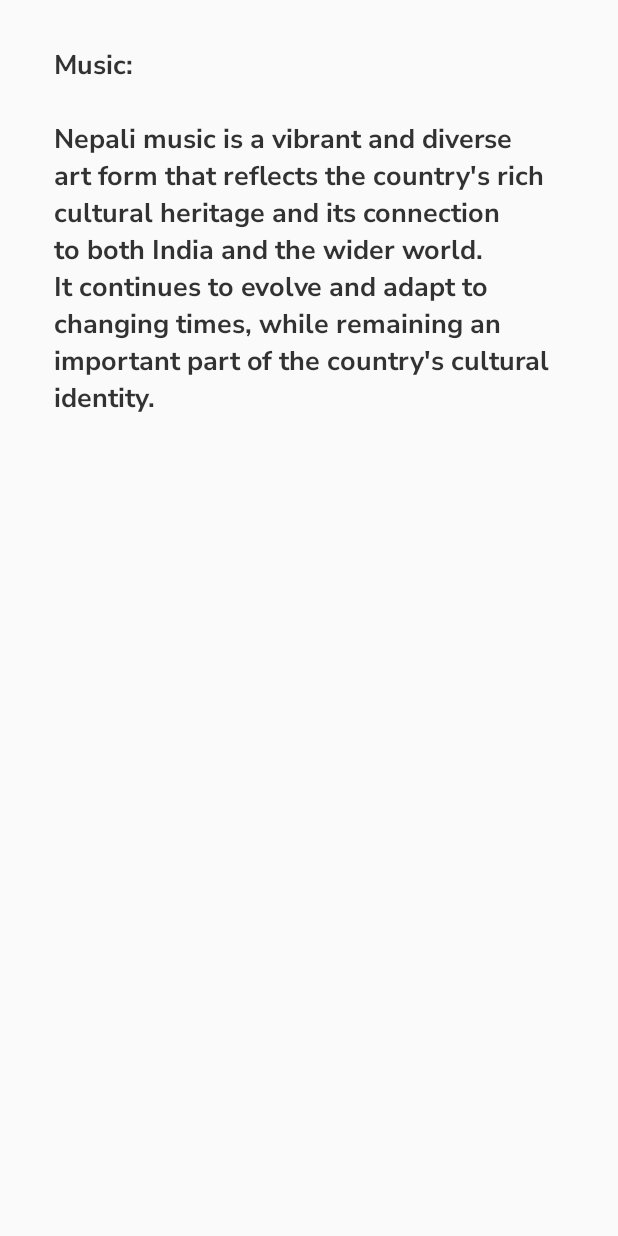
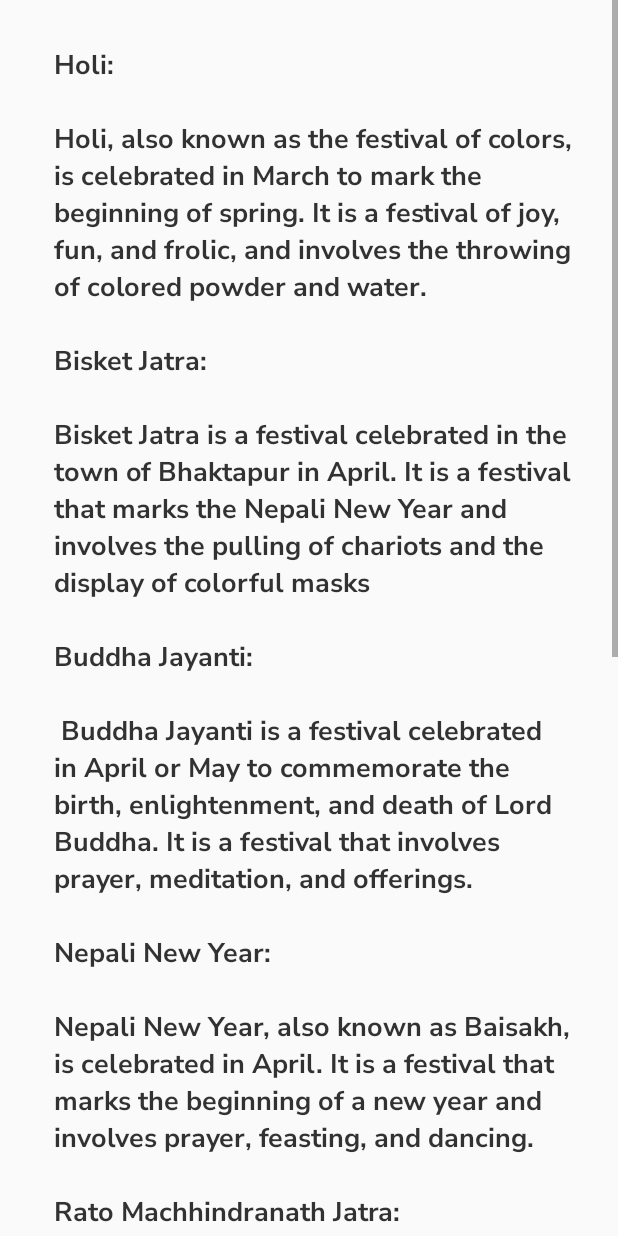
Before and after one commit to eeran123/ExploreNepal, an Android app: the ShowFestivals screen opened directly, with no data from a screen before it, on a phone screen of 412 x 824 dp. Run offline under Robolectric (Android 15) with nearby library versions, the phone set to English and light mode, and no system bars; 2 statements that could not run were skipped.

Commit message:
updated and little change is done

```diff
--- a/app/src/main/java/com/example/app/explorenepal/Dining/DiningList.java
+++ b/app/src/main/java/com/example/app/explorenepal/Dining/DiningList.java
@@ -21,6 +21,7 @@ import com.example.app.explorenepal.R;
 
 import java.util.ArrayList;
 import java.util.HashMap;
+import java.util.Objects;
 
 
 public class DiningList extends AppCompatActivity implements Dining_ADAPTER.onBtnFavListener {
@@ -82,7 +83,7 @@ public  void addToFavorite(int pos){
     hashMap.put("time",""+timestamp);
 
     DatabaseReference ref= FirebaseDatabase.getInstance().getReference("Users");
-    ref.child(firebaseAuth.getUid()).child("Favorites").child(String.valueOf(pos)).setValue(hashMap).addOnSuccessListener(new OnSuccessListener<Void>() {
+    ref.child(Objects.requireNonNull(firebaseAuth.getUid())).child("Favorites").child(String.valueOf(pos)).setValue(hashMap).addOnSuccessListener(new OnSuccessListener<Void>() {
         @Override
         public void onSuccess(Void unused) {
             Toast.makeText(DiningList.this,"Added to your favorites list...",Toast.LENGTH_LONG).show();
@@ -101,7 +102,7 @@ public  void removeFromFavorite(int pos){
     FirebaseAuth firebaseAuth=FirebaseAuth.getInstance();
     DatabaseReference ref= FirebaseDatabase.getInstance().getReference("Users");
 
-    ref.child(firebaseAuth.getUid()).child("Favorites").child(String.valueOf(pos)).removeValue().addOnSuccessListener(new OnSuccessListener<Void>() {
+    ref.child(Objects.requireNonNull(firebaseAuth.getUid())).child("Favorites").child(String.valueOf(pos)).removeValue().addOnSuccessListener(new OnSuccessListener<Void>() {
         @Override
         public void onSuccess(Void unused) {
             Toast.makeText(DiningList.this,"Removed from your favorites list...",Toast.LENGTH_LONG).show();
--- a/app/src/main/java/com/example/app/explorenepal/FestivalsActivity.java
+++ b/app/src/main/java/com/example/app/explorenepal/FestivalsActivity.java
@@ -13,7 +13,7 @@ import android.widget.ListView;
 public class FestivalsActivity extends AppCompatActivity {
 
     ListView List;
-    String festivalsList[] = {"Summer festivals", "Winter and Fall festivals", "Spring festivals"};
+    String[] festivalsList = {"Summer festivals", "Winter and Fall festivals", "Spring festivals"};
 
     @Override
     protected void onCreate(Bundle savedInstanceState) {
@@ -22,7 +22,7 @@ public class FestivalsActivity extends AppCompatActivity {
         ImageView img = (ImageView) findViewById(R.id.imageView);
 
         List = (ListView)findViewById(R.id.ListView);
-        ArrayAdapter<String> arrayAdapter = new ArrayAdapter<String>(this, R.layout.festivals_list_item ,R.id.textView, festivalsList);
+        ArrayAdapter<String> arrayAdapter = new ArrayAdapter<>(this, R.layout.festivals_list_item, R.id.textView, festivalsList);
         List.setAdapter(arrayAdapter);
 
         List.setOnItemClickListener(new AdapterView.OnItemClickListener() {
--- a/app/src/main/java/com/example/app/explorenepal/RegisterActivity.java
+++ b/app/src/main/java/com/example/app/explorenepal/RegisterActivity.java
@@ -1,8 +1,10 @@
 package com.example.app.explorenepal;
 
 import android.app.ProgressDialog;
+import android.content.Intent;
 import android.os.Bundle;
 import android.util.Patterns;
+import android.view.View;
 import android.view.WindowManager;
 import android.widget.Button;
 import android.widget.EditText;
@@ -86,6 +88,8 @@ public class RegisterActivity extends AppCompatActivity {
                             LoadingBar.dismiss();
                         }
                     });
+
+
+            }
         }
     }
-        }
--- a/app/src/main/java/com/example/app/explorenepal/ShowFestivals.java
+++ b/app/src/main/java/com/example/app/explorenepal/ShowFestivals.java
@@ -2,12 +2,14 @@ package com.example.app.explorenepal;
 
 import androidx.appcompat.app.AppCompatActivity;
 
+import android.annotation.SuppressLint;
 import android.os.Bundle;
 import android.widget.TextView;
 
 public class ShowFestivals extends AppCompatActivity {
 
     TextView tv;
+    @SuppressLint("SetTextI18n")
     @Override
     protected void onCreate(Bundle savedInstanceState) {
         super.onCreate(savedInstanceState);
@@ -18,33 +20,105 @@ public class ShowFestivals extends AppCompatActivity {
         String key= getIntent().getStringExtra("key");
 
         if (Integer.parseInt(key)==0){
-            tv.setText("Dance:\n" +
+            tv.setText("Rato Machhindranath Jatra:\n" +
                     "\n" +
-                    "Nepali dance is a vibrant and colorful art form that is deeply rooted in the country's rich cultural heritage. It is a form of expression that combines music, rhythm, and movement to convey a story or message.\n" +
+                    "This is a month-long festival celebrated in Patan, Kathmandu valley during the months of May and June. The festival is dedicated to the god of rain and good harvest, Rato Machhindranath.\n" +
                     "\n" +
-                    "Music:\n" +
+                    "Janai Purnima:\n" +
                     "\n" +
-                    "Nepali music is a diverse and vibrant art form that is deeply rooted in the country's cultural heritage. It encompasses a wide range of musical genres, including traditional folk music, classical music, pop music, and fusion music.\n" +
+                    "This festival is celebrated in August, marking the full moon day of the Hindu month of Shrawan. It is a religious festival that involves the changing of the sacred thread by the Brahmin community.\n" +
                     "\n" +
-                    "Traditional Nepali music is often associated with folk songs and dances that are performed during festivals and special occasions. These songs and dances are characterized by their simplicity and use of traditional instruments, such as the madal, sarangi, and bansuri.\n" +
+                    "Nag Panchami:\n" +
                     "\n" +
-                    "Classical Nepali music, on the other hand, is influenced by Indian classical music and is often performed by trained musicians. It is known for its intricate melodies and rhythms and is typically performed in a formal setting, such as a concert hall.\n" +
+                    "This festival is celebrated in July or August, marking the worship of the serpent god. It is believed that the worship of the serpent god protects against snake bites.\n" +
                     "\n" +
-                    "arts and history:\n" +
+                    "Krishna Janmashtami:\n" +
                     "\n" +
-                    "Nepal has a rich artistic and cultural heritage that is deeply intertwined with its history. The country's art and architecture have been influenced by a range of different cultural, religious, and historical factors, including Buddhism, Hinduism, and various royal dynasties.");
+                    "This festival is celebrated in August or September to mark the birth of Lord Krishna. It is celebrated with great enthusiasm in the Kathmandu valley." +
+                    "\n" +
+                    "Ropai Jatra: \n" +
+                    "\n" +
+                    "This festival is celebrated in June, marking the beginning of the rice-planting season. It is celebrated with great joy in the rural areas of Nepal." +
+                    "\n" +
+                    "Ghanta Karna Chaturdashi: \n" +
+                    "\n" +
+                    "This festival is celebrated in August or September. It involves the burning of an effigy of the demon Ghanta Karna, which is believed to ward off evil spirits." +
+
+                    "Gai Jatra: \n" +
+                    "\n" +
+                    "A festival celebrated to honor the dead, celebrated in August or September.Although Gai Jatra is celebrated in August or September, it falls during the summer season. It is a colorful festival celebrated in the Kathmandu valley to honor the dead."
+
+            );
         }
         else if(Integer.parseInt(key)==1){
-            tv.setText("Theater:\n" +
-                    "\n" +
-                    "Nepali theater is a vibrant and growing art form that has a rich cultural history. It is a form of expression that combines acting, music, and dance to tell stories and convey messages to the audience.\n" +
-                    "\n"
+            tv.setText(     "Dashain:\n" +
+                            "\n" +
+                            "Dashain is the biggest and most important festival in Nepal, celebrated in September or October. It is a 15-day festival that marks the victory of good over evil.The biggest and most important festival in Nepal, celebrated in September or October for 15 days.\n" +
+                             "\n"+
+                            "Tihar:\n" +
+                            "\n" +
+                            "Tihar, also known as the festival of lights, is celebrated in October or November for five days. It is a festival that honors the goddess of wealth and prosperity.\n" +
+                            "\n" +
+                            "Chhat:\n" +
+                            "\n" +
+                            "Chhath is a festival celebrated in November, mainly in the Terai region of Nepal. It is a festival dedicated to the worship of the sun god.\n" +
+                            "\n" +
+                            "Maghe Sankranti:\n" +
+                            "\n" +
+                            "Maghe Sankranti is celebrated in January, marking the end of the winter solstice. It is a festival that marks the beginning of longer and warmer days.\n" +
+                            "\n" +
+                            "Loshar:\n" +
+                            "\n" +
+                            "Lhosar is a festival celebrated by the Tibetan community in Nepal. It is celebrated in February or March and marks the beginning of the Tibetan New Year.\n" +
+                            "\n" +
+                            "Shree Swasthani Brata Katha: \n" +
+                            "\n" +
+                            "This festival is celebrated in January or February and involves the reading of the Swasthani Brata Katha, a Hindu religious text that tells the story of Lord Shiva and Parvati." +
+                            "\n" +
+                            "Ghanta Karna Chaturdashi: \n" +
+                            "\n" +
+                            "This festival is celebrated in August or September. It involves the burning of an effigy of the demon Ghanta Karna, which is believed to ward off evil spirits." +
+
+                            "Sonam Lhosar \n" +
+                            "\n" +
+                            "Sonam Lhosar is another Tibetan New Year festival celebrated by the Tamang community in Nepal. It is celebrated in February and involves singing, dancing, and feasting.\n" +
+                            "\n"
+
                     );
         }else{
-            tv.setText("Music:\n" +
+            tv.setText("Holi:\n" +
                     "\n" +
-                    "Nepali music is a vibrant and diverse art form that reflects the country's rich cultural heritage and its connection to both India and the wider world. It continues to evolve and adapt to changing times, while remaining an important part of the country's cultural identity.\n" +
-                    "\n" );
+                    "Holi, also known as the festival of colors, is celebrated in March to mark the beginning of spring. It is a festival of joy, fun, and frolic, and involves the throwing of colored powder and water.\n" +
+                    "\n" +
+                    "Bisket Jatra:\n" +
+                    "\n" +
+                    "Bisket Jatra is a festival celebrated in the town of Bhaktapur in April. It is a festival that marks the Nepali New Year and involves the pulling of chariots and the display of colorful masks\n" +
+                    "\n"+
+                    "Buddha Jayanti:\n" +
+                    "\n" +
+                    " Buddha Jayanti is a festival celebrated in April or May to commemorate the birth, enlightenment, and death of Lord Buddha. It is a festival that involves prayer, meditation, and offerings.\n" +
+                    "\n" +
+                    "Nepali New Year:\n" +
+                    "\n" +
+                    "Nepali New Year, also known as Baisakh, is celebrated in April. It is a festival that marks the beginning of a new year and involves prayer, feasting, and dancing.\n" +
+                    "\n" +
+                    "Rato Machhindranath Jatra:\n" +
+                    "\n" +
+                    "Rato Machhindranath Jatra is a month-long festival celebrated in May and June in Patan, Kathmandu valley. It is a festival that honors the god of rain and good harvest, Rato Machhindranath.\n" +
+                    "\n" +
+                    "Loshar:\n" +
+                    "\n" +
+                    "Lhosar is a festival celebrated by the Tibetan community in Nepal. It is celebrated in February or March and marks the beginning of the Tibetan New Year.\n" +
+                    "\n" +
+                    "Seto Machhindranath Jatra: \n" +
+                    "\n" +
+                    "Seto Machhindranath Jatra is a festival celebrated in April or May in Kathmandu valley. It is a festival that involves the pulling of a chariot carrying the statue of the god Seto Machhindranath." +
+                    "\n" +
+                    "Ghode Jatra: \n" +
+                    "\n" +
+                    "Ghode Jatra is a festival celebrated in April in Kathmandu valley. It is a festival that involves the display of horses and is believed to protect against evil spirits."
+
+            );
         }
 
     }
--- a/app/src/main/res/layout/activity_festivals.xml
+++ b/app/src/main/res/layout/activity_festivals.xml
@@ -15,7 +15,7 @@
         android:theme="?attr/actionBarTheme"
         app:layout_constraintTop_toTopOf="parent"
 
-         app:titleTextColor="@color/white"></androidx.appcompat.widget.Toolbar>
+        app:titleTextColor="@color/white" />
 
     <ImageView
         android:id="@+id/imageView"
--- a/app/src/main/res/layout/activity_show_festivals.xml
+++ b/app/src/main/res/layout/activity_show_festivals.xml
@@ -31,7 +31,11 @@
             android:layout_marginTop="4dp"
             android:layout_marginEnd="24dp"
             android:fontFamily="@font/nunito_sans_bold"
-            android:text="Description here"
+            android:text="Festivals in Nepal play a significant role in the cultural and social life of the people. They are celebrated with great enthusiasm and bring people together, regardless of their religion or ethnicity.
+
+There are various festivals celebrated throughout the year in Nepal, such as Dashain, Tihar, Holi, and Buddha Jayanti, among others. Many of these festivals have religious and cultural significance and involve traditional practices, such as puja (worship), feasting, and merrymaking.
+
+The festivals in Nepal also offer a great opportunity for tourism, as they attract visitors from around the world who are interested in experiencing the unique cultural heritage of Nepal."
             android:textColor="#CC000000"
             android:textSize="18sp"
             app:layout_constraintEnd_toEndOf="parent"
--- a/app/src/main/res/layout/dining_list_item.xml
+++ b/app/src/main/res/layout/dining_list_item.xml
@@ -42,7 +42,7 @@
             android:layout_marginLeft="10dp"
             android:layout_marginBottom="20dp"
             android:padding="5dp"
-            android:text="blabla bla"
+            android:text="lakeside view restaurants"
             android:textColor="@color/black"
             android:textSize="20sp"
             android:textStyle="bold|italic" />
@@ -55,7 +55,7 @@
             android:layout_alignStart="@+id/tvPlaceName"
             android:layout_marginStart="6dp"
             android:layout_marginTop="-24dp"
-            android:text="blablablablablablablabla" />
+            android:text="Cafe and bakery restaurants specialize in coffee, tea, pastries, and baked goods. They often have a cozy atmosphere and are popular places to hang out and socialize." />
 
         <Button
             android:id="@+id/favBtn"
```
Also changed, not shown: app/src/main/java/com/example/app/explorenepal/AllTourDestinations/DestinationsList.java (+4 -5 lines), app/src/main/java/com/example/app/explorenepal/CityDetails.java (+60 -5 lines), app/src/main/res/layout/festivals_list_item.xml (+24 -3 lines), app/src/main/res/drawable-v24/img.png (added), app/src/main/res/drawable/chitwan1.JPG (added), 1 other file.
